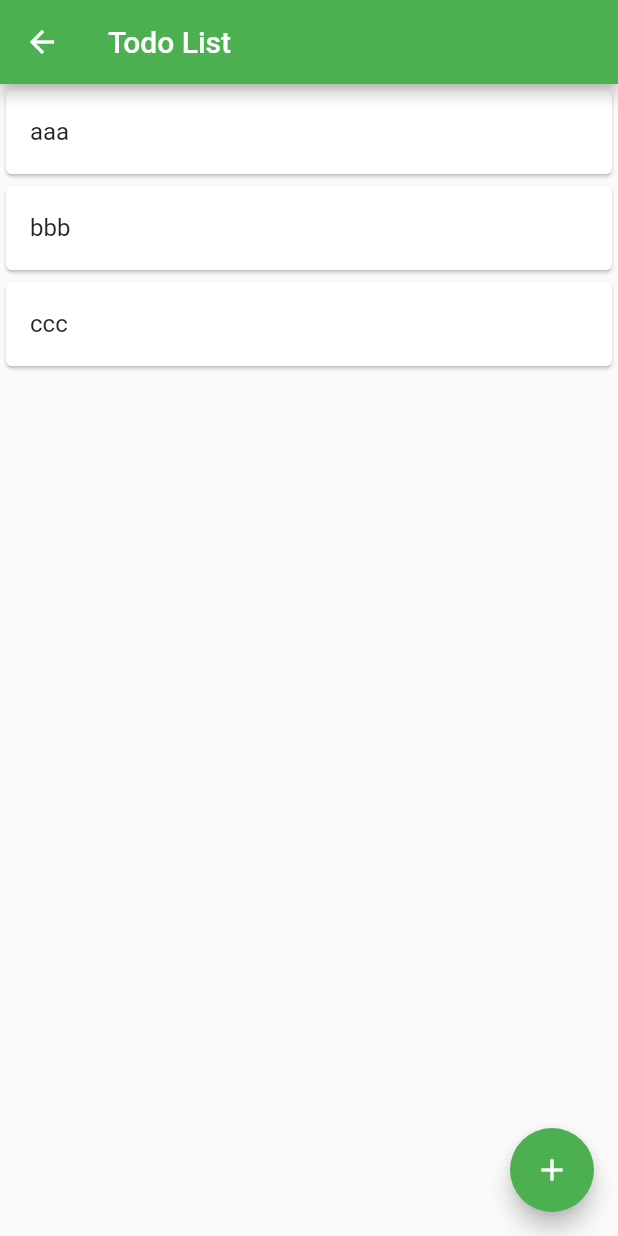
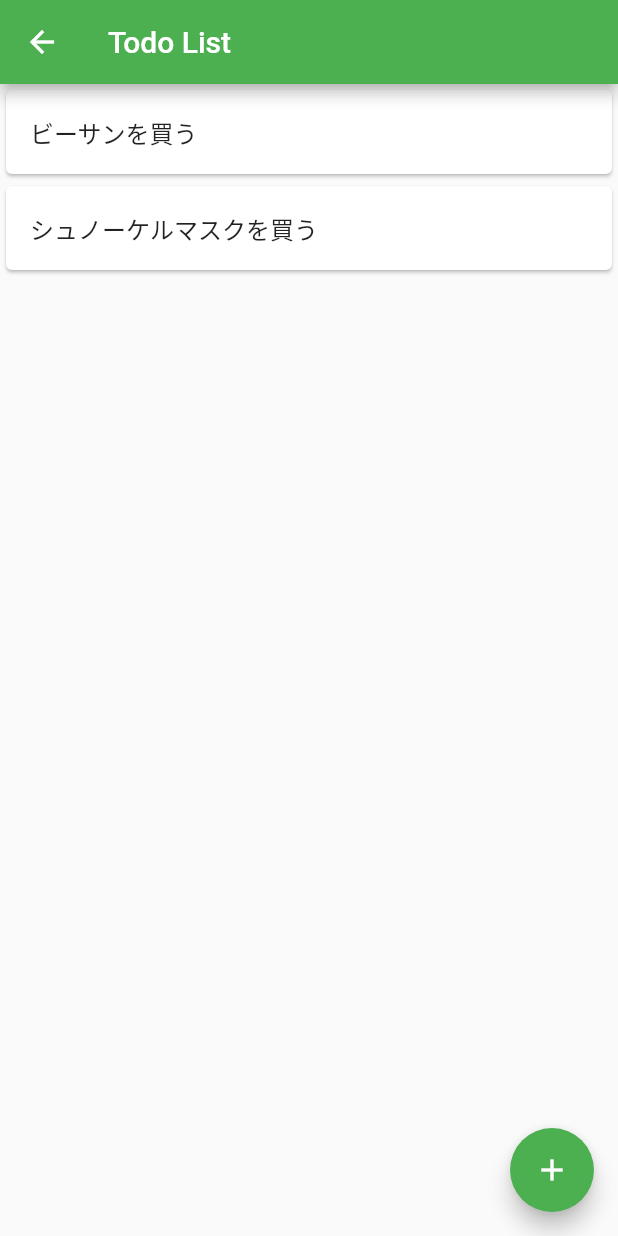
Before and after one commit to yoritin/flutter_app, a Flutter app: the TodoList screen opened directly, on a phone screen of 412 x 824 dp. Run offline on Flutter 3.47's test engine with Material 2 defaults, Android fonts, the phone set to English and light mode, and no system bars.

```diff
--- a/lib/todo_list/index.dart
+++ b/lib/todo_list/index.dart
@@ -1,13 +1,9 @@
 import 'package:flutter/material.dart';
 import 'package:flutter_app/todo_list/add.dart';
+import 'package:flutter_app/todo_list/todo_model.dart';
+import 'package:provider/provider.dart';
 
 class TodoList extends StatelessWidget {
-
-  final todos = [
-    'aaa',
-    'bbb',
-    'ccc'
-  ];
 
   @override
   Widget build(BuildContext context) {
@@ -15,17 +11,24 @@ class TodoList extends StatelessWidget {
       appBar: AppBar(
         title: Text('Todo List')
       ),
-      body: Container(
+      body: ChangeNotifierProvider<TodoModel>(
+        create: (_) => TodoModel(),
+        child: Consumer<TodoModel>(
+          builder: (context, model, child) {
+            return Container(
               width: double.infinity,
               child: ListView.builder(
-          itemCount: todos.length,
+                itemCount: model.todos.length,
                 itemBuilder: (context, index) {
                   return Card(
                     child: ListTile(
-                title: Text(todos[index])
+                      title: Text(model.todos[index])
                     ),
                   );
                 },
+              ),
+            );
+          }
         ),
       ),
       floatingActionButton: FloatingActionButton(
--- a/lib/todo_list/todo_model.dart
+++ b/lib/todo_list/todo_model.dart
@@ -1,5 +1,8 @@
 import 'package:flutter/material.dart';
 
 class TodoModel extends ChangeNotifier {
-  var todos = ['ビーサンを買う', 'シュノーケルマスクを買う'];
+  var todos = [
+    'ビーサンを買う',
+    'シュノーケルマスクを買う'
+  ];
 }
```
Lines whose indentation alone changed are shown as unchanged.
